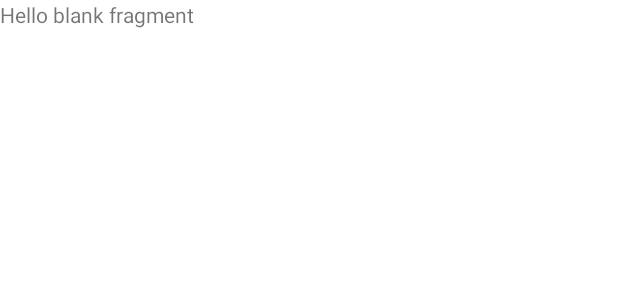
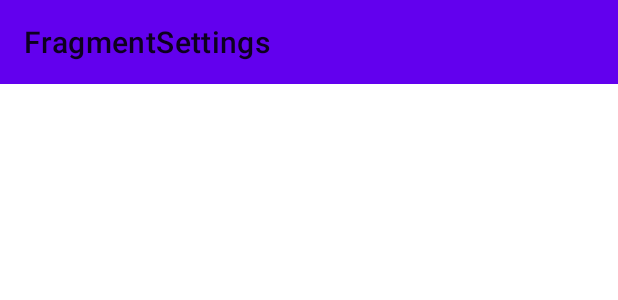
Before and after one commit to elli0tt/hackaton, an Android app: the layout fragment_settings.xml on its own in the app's theme, with its tools: preview values and no code run, on a phone screen of 412 x 824 dp. Shown: the top 300 px of the screen. Run offline under Robolectric (Android 15) with nearby library versions, the phone set to English and light mode, and no system bars.

Commit message:
start setting screen

```diff
--- a/android-client/Hackaton/app/src/main/res/layout/fragment_settings.xml
+++ b/android-client/Hackaton/app/src/main/res/layout/fragment_settings.xml
@@ -1,14 +1,23 @@
 <?xml version="1.0" encoding="utf-8"?>
-<FrameLayout xmlns:android="http://schemas.android.com/apk/res/android"
+<androidx.constraintlayout.widget.ConstraintLayout xmlns:android="http://schemas.android.com/apk/res/android"
     xmlns:tools="http://schemas.android.com/tools"
     android:layout_width="match_parent"
     android:layout_height="match_parent"
+    xmlns:app="http://schemas.android.com/apk/res-auto"
     tools:context=".SettingsFragment">
 
-    <!-- TODO: Update blank fragment layout -->
-    <TextView
+    <androidx.appcompat.widget.Toolbar
+        android:id="@+id/toolbar"
         android:layout_width="match_parent"
-        android:layout_height="match_parent"
-        android:text="@string/hello_blank_fragment" />
+        android:layout_height="wrap_content"
+        app:title="FragmentSettings"
+        android:background="@color/purple_500"
+        app:layout_constraintTop_toTopOf="parent"
+        app:layout_constraintEnd_toEndOf="parent"
+        app:layout_constraintStart_toStartOf="parent"
+        />
 
-</FrameLayout>
+
+
+
+</androidx.constraintlayout.widget.ConstraintLayout>
```
